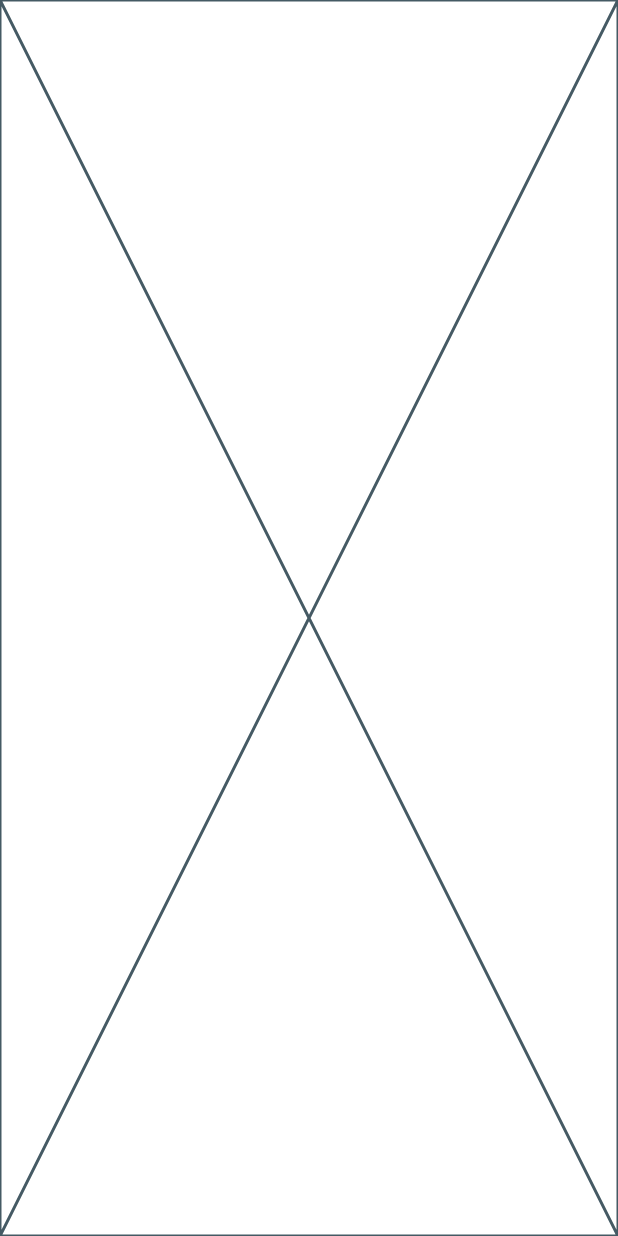
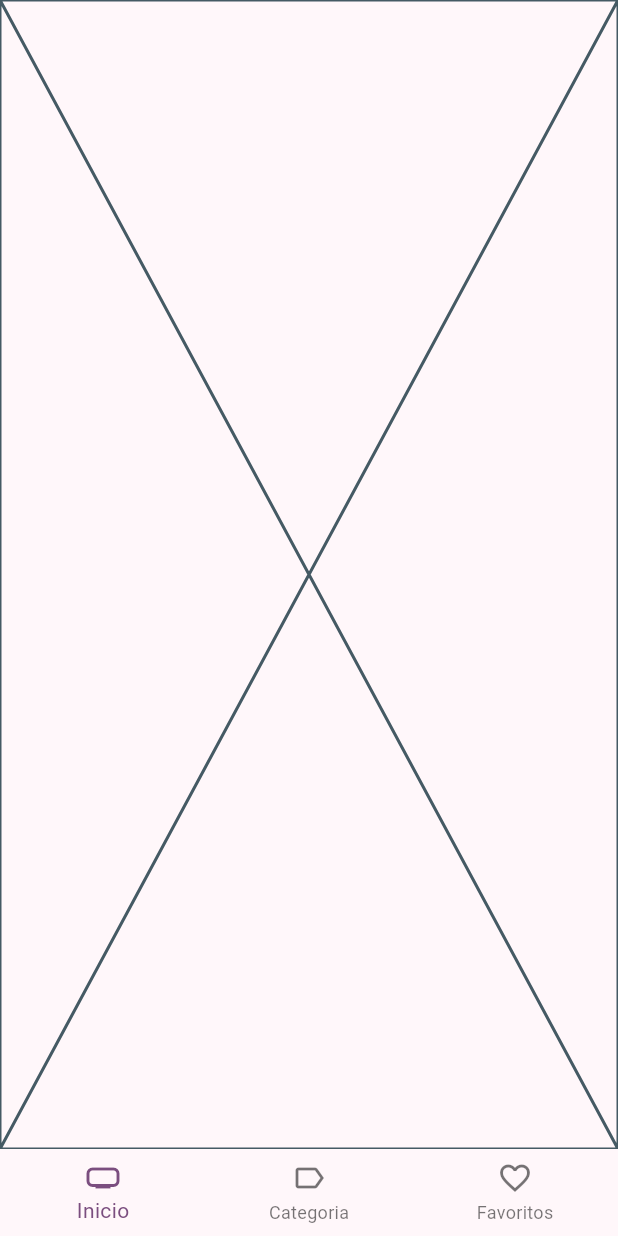
Before and after one commit to Kenier202/CineLore, a Flutter app: the screen it shows after launch, on a phone screen of 412 x 824 dp. Run offline on Flutter 3.47's test engine with Material 3 defaults, Android fonts, the phone set to English and light mode, and no system bars; our stand-ins replace dio, flutter_dotenv, flutter_riverpod, go_router; network calls fail.

Commit message:
add main consumer state and custom bottom navigation

```diff
--- a/lib/main.dart
+++ b/lib/main.dart
@@ -18,10 +18,13 @@ class MyApp extends StatelessWidget {
 
   @override
   Widget build(BuildContext context) {
-    return MaterialApp.router(
-      routerConfig: routes,
-      title: 'Flutter Demo',
-      theme: AppTheme().theme(),
+    return SafeArea(
+      child: MaterialApp.router(
+        debugShowCheckedModeBanner: false,
+        routerConfig: routes,
+        title: 'Flutter Demo',
+        theme: AppTheme().theme(),
+      ),
     );
   }
 }
--- a/lib/presentation/providers/moviedb/movies_provider.dart
+++ b/lib/presentation/providers/moviedb/movies_provider.dart
@@ -1,9 +1,8 @@
-// ignore_for_file: public_member_api_docs, sort_constructors_first
 import 'package:flutter_riverpod/flutter_riverpod.dart';
-
 import 'package:try80/presentation/screens/barrel_screens.dart';
 
-final getNowPlayingMovies = StateNotifierProvider<MoviesNotifier, List<Movie>>(
+final nowPlayingMoviesProvider =
+    StateNotifierProvider<MoviesNotifier, List<Movie>>(
   (ref) {
     final fetchMoreMovies = ref.watch(movieRepositoryProvider).getNowPlaying;
 
--- a/lib/presentation/screens/barrel_screens.dart
+++ b/lib/presentation/screens/barrel_screens.dart
@@ -9,3 +9,5 @@ export 'package:try80/config/themes/App_Theme.dart';
 export 'package:try80/infrastructure/datasource/movie_datasource_impl.dart';
 export 'package:try80/infrastructure/repository/movie_repository_impl.dart';
 export 'package:try80/presentation/providers/moviedb/movies_repository_provider.dart';
+export 'package:try80/presentation/screens/shared/custom_bottom_navigation.dart';
+export 'package:try80/presentation/providers/moviedb/movies_provider.dart';
--- a/lib/presentation/screens/movies/home_screen.dart
+++ b/lib/presentation/screens/movies/home_screen.dart
@@ -1,4 +1,6 @@
 import 'package:flutter/material.dart';
+import 'package:flutter_riverpod/flutter_riverpod.dart';
+import 'package:try80/presentation/screens/barrel_screens.dart';
 
 class HomeScreen extends StatelessWidget {
   static const name = "HomeScreen";
@@ -7,6 +9,30 @@ class HomeScreen extends StatelessWidget {
 
   @override
   Widget build(BuildContext context) {
+    return const Scaffold(
+      body: _HomeView(),
+      bottomNavigationBar: CustomBottomNavigation(),
+    );
+  }
+}
+
+class _HomeView extends ConsumerStatefulWidget {
+  const _HomeView();
+
+  @override
+  _HomeViewState createState() => _HomeViewState();
+}
+
+class _HomeViewState extends ConsumerState<_HomeView> {
+  @override
+  void initState() {
+    super.initState();
+    ref.read(nowPlayingMoviesProvider.notifier).loadNextPage();
+  }
+
+  @override
+  Widget build(BuildContext context) {
+    final getNowPlayingMovies = ref.watch(nowPlayingMoviesProvider);
     return const Placeholder();
   }
 }
--- /dev/null
+++ b/lib/presentation/screens/shared/custom_bottom_navigation.dart
@@ -0,0 +1,26 @@
+import 'package:flutter/material.dart';
+
+class CustomBottomNavigation extends StatelessWidget {
+  const CustomBottomNavigation({super.key});
+
+  @override
+  Widget build(BuildContext context) {
+    return BottomNavigationBar(
+      elevation: 0,
+      items: const [
+        BottomNavigationBarItem(
+          icon: Icon(Icons.home_max_outlined),
+          label: "Inicio",
+        ),
+        BottomNavigationBarItem(
+          icon: Icon(Icons.label_outline),
+          label: "Categoria",
+        ),
+        BottomNavigationBarItem(
+          icon: Icon(Icons.favorite_outline),
+          label: "Favoritos",
+        ),
+      ],
+    );
+  }
+}
```
